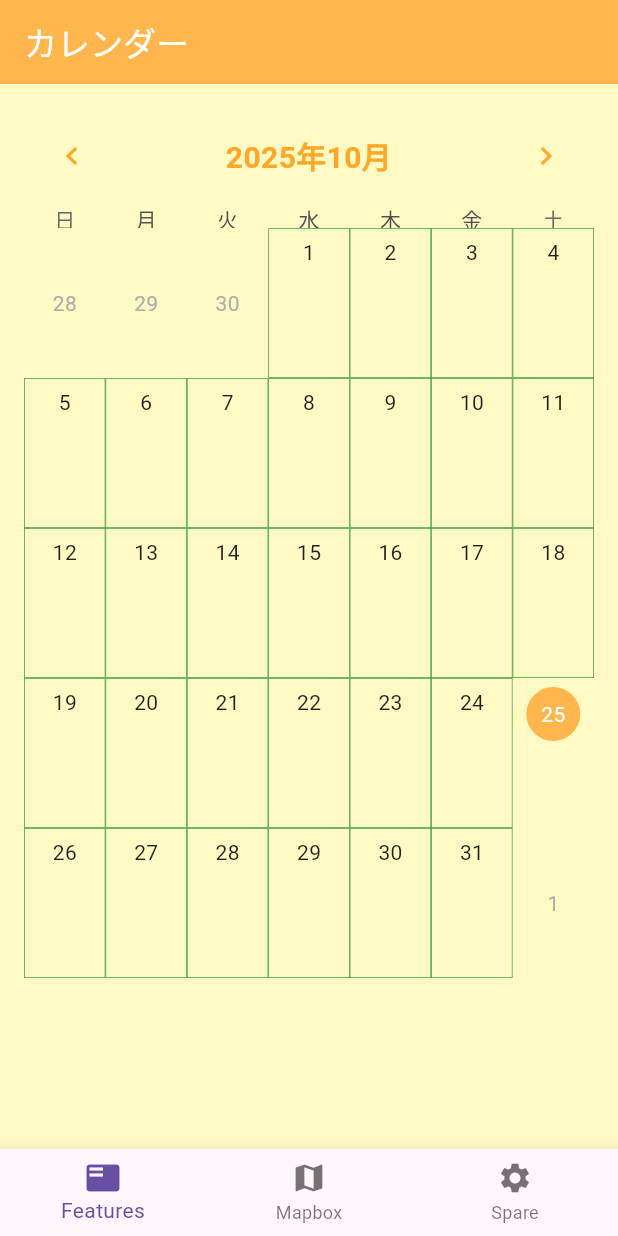
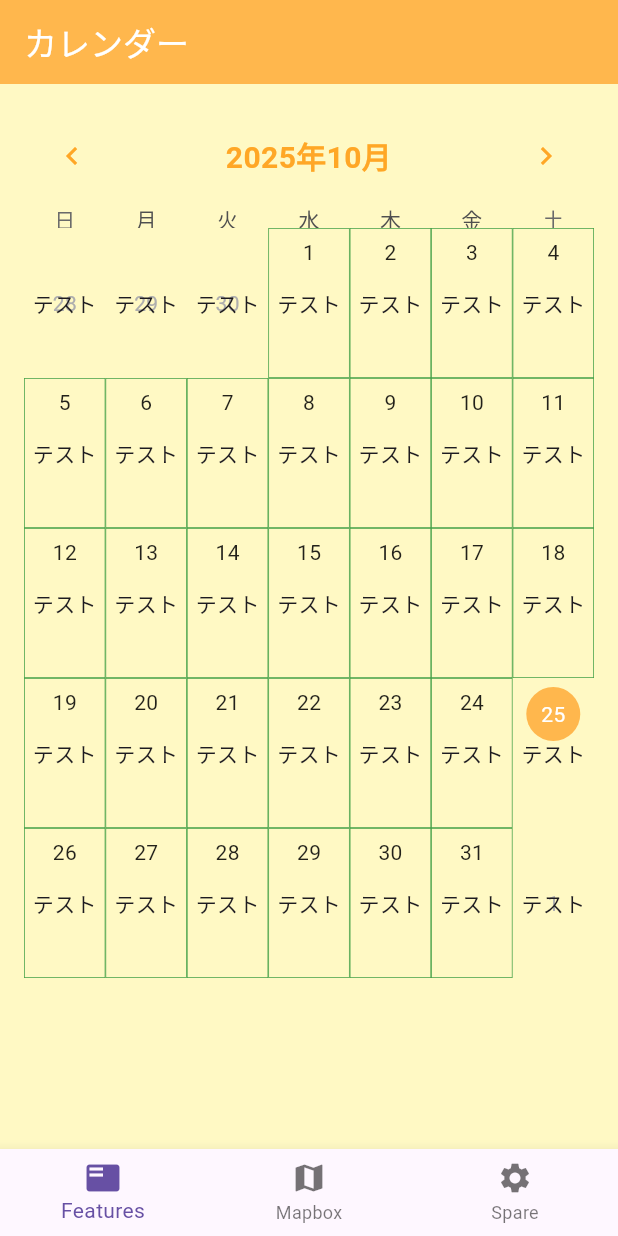
Before and after one commit to yassan16/life-platter, a Flutter app: the screen it shows after launch, on a phone screen of 412 x 824 dp. Run offline on Flutter 3.47's test engine with Material 3 defaults, Android fonts, the phone set to English and light mode, and no system bars; drawn by our look-alikes of table_calendar; our stand-ins replace go_router.

Commit message:
try: カレンダーの内部に文字を試しに表示

```diff
--- a/lib/features/tab_cooking_calendar/presentation/cooking_calendar_page.dart
+++ b/lib/features/tab_cooking_calendar/presentation/cooking_calendar_page.dart
@@ -43,7 +43,7 @@ class _CookingCalendarPageState extends State<CookingCalendarPage> {
                     // セルの高さを固定して、日付の下にスペースを確保
                     defaultBuilder: oneDayItemDefaultBuilder(_dayCellHeight),
                     markerBuilder: (context, day, events) {
-                      return const SizedBox.shrink();
+                      return Center(child: Text('テスト'));
                     },
                     selectedBuilder: (context, day, focusedDay) {
                       return AnimatedContainer(
```
